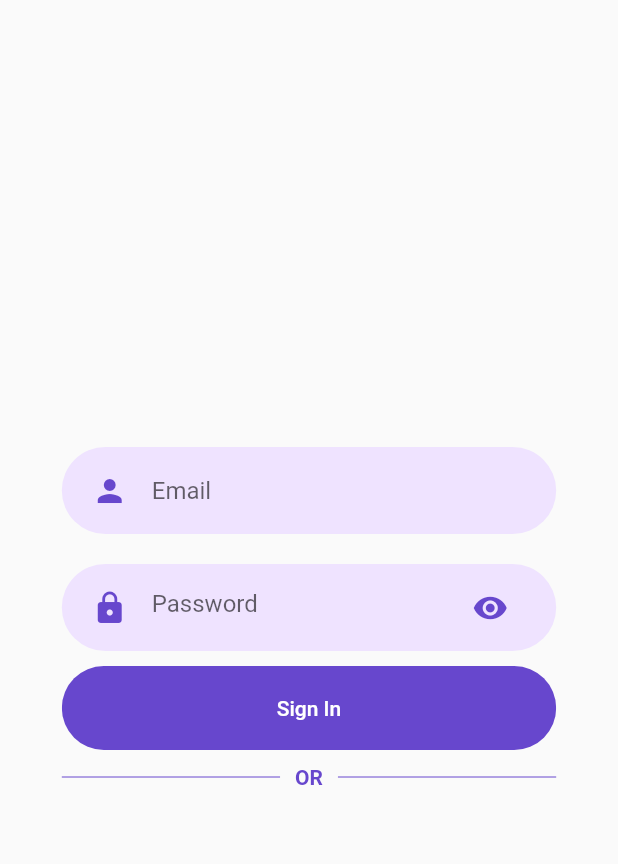
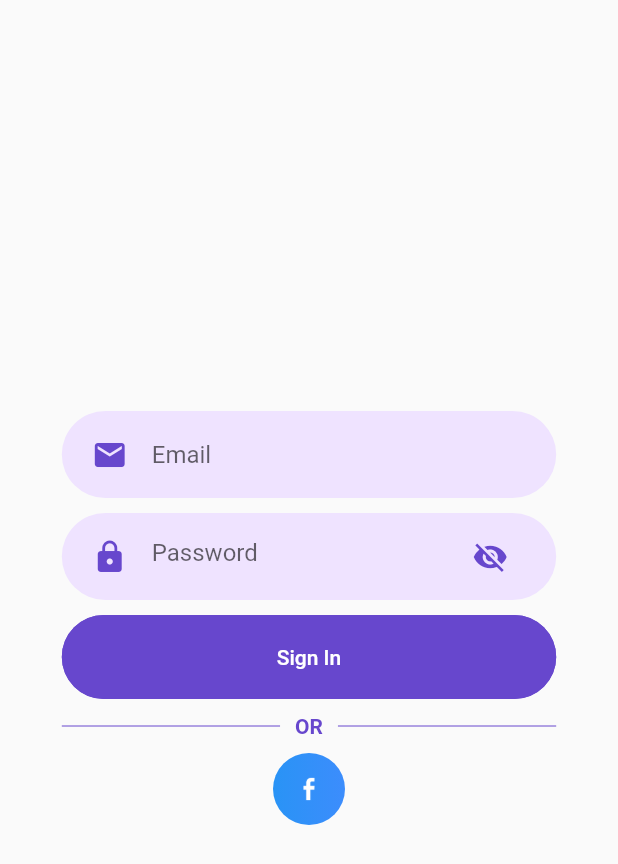
Before and after one commit to TrinhXuanTam/jaw-harp-tutoring, a Flutter app: the screen it shows after launch, on a phone screen of 412 x 824 dp. Shown: the top 864 px of the screen. Run offline on Flutter 3.47's test engine with Material 2 defaults, Android fonts, the phone set to English and light mode, and no system bars; our stand-ins replace bloc, equatable, firebase_auth, firebase_core, flutter_bloc, get_it and 1 more; missing offline and left inert: optional; accounts and stored records are empty.

Commit message:
added social auth buttons

```diff
--- a/lib/core/BLoCs/hide_field_input/hide_field_input_bloc.dart
+++ b/lib/core/BLoCs/hide_field_input/hide_field_input_bloc.dart
@@ -7,6 +7,7 @@ part 'hide_field_input_event.dart';
 
 part 'hide_field_input_state.dart';
 
+/// Show or hide input field text
 class HideFieldInputBloc
     extends Bloc<HideFieldInputEvent, HideFieldInputState> {
   HideFieldInputBloc() : super(InputHiddenState());
--- a/lib/core/utils/constants.dart
+++ b/lib/core/utils/constants.dart
@@ -1,7 +1,7 @@
 import 'dart:ui';
 
 // Settings
-const String LOGO_LOCATION = 'assets/images/logo.svg';
+const String LOGO_LOCATION = 'assets/images/logo.png';
 const String APP_TITLE = "Jew\'s Harp";
 const int SPLASH_SCREEN_DURATION = 4;
 
@@ -9,3 +9,6 @@ const int SPLASH_SCREEN_DURATION = 4;
 const Color BASE_COLOR = Color.fromRGBO(103, 71, 205, 1);
 const Color BASE_COLOR_LIGHT = Color.fromRGBO(147, 96, 249, 1);
 const Color BASE_COLOR_VERY_LIGHT = Color.fromRGBO(239, 227, 255, 1);
+
+// Icons
+const String FACEBOOK_ICON_LOCATION = 'assets/images/facebook.png';
--- a/lib/core/widgets/rounded_button.dart
+++ b/lib/core/widgets/rounded_button.dart
@@ -4,7 +4,7 @@ import 'package:jews_harp/core/utils/constants.dart';
 class RoundedButton extends StatelessWidget {
   final String text;
   final Function onPressed;
-  final Color color, textColor;
+  final Color color, textColor, borderColor;
 
   const RoundedButton({
     Key key,
@@ -12,6 +12,7 @@ class RoundedButton extends StatelessWidget {
     @required this.onPressed,
     this.color = BASE_COLOR,
     this.textColor = Colors.white,
+    this.borderColor = BASE_COLOR,
   }) : super(key: key);
 
   @override
@@ -20,9 +21,11 @@ class RoundedButton extends StatelessWidget {
 
     return Container(
       width: size.width * 0.8,
-      child: ClipRRect(
+      child: FlatButton(
+        shape: RoundedRectangleBorder(
           borderRadius: BorderRadius.circular(29),
-        child: FlatButton(
+          side: BorderSide(color: this.borderColor),
+        ),
         padding: EdgeInsets.symmetric(vertical: 20, horizontal: 40),
         color: this.color,
         onPressed: this.onPressed,
@@ -31,7 +34,6 @@ class RoundedButton extends StatelessWidget {
           style: TextStyle(color: this.textColor),
         ),
       ),
-      ),
     );
   }
 }
--- a/lib/core/widgets/rounded_input_field_container.dart
+++ b/lib/core/widgets/rounded_input_field_container.dart
@@ -18,7 +18,6 @@ class RoundedInputField extends StatelessWidget {
     final Size size = MediaQuery.of(context).size;
 
     return Container(
-      margin: EdgeInsets.symmetric(vertical: 10),
       padding: EdgeInsets.symmetric(horizontal: 20, vertical: 5),
       width: size.width * 0.8,
       decoration: BoxDecoration(
--- a/lib/core/widgets/rounded_password_field.dart
+++ b/lib/core/widgets/rounded_password_field.dart
@@ -8,12 +8,14 @@ class RoundedPasswordField extends StatelessWidget {
   final String placeholderText;
   final Color color;
   final Color iconColor;
+  final TextEditingController controller;
 
   const RoundedPasswordField({
     Key key,
     this.placeholderText = "",
     this.color = BASE_COLOR_VERY_LIGHT,
     this.iconColor = BASE_COLOR,
+    this.controller,
   }) : super(key: key);
 
   @override
@@ -25,6 +27,7 @@ class RoundedPasswordField extends StatelessWidget {
         child: BlocBuilder<HideFieldInputBloc, HideFieldInputState>(
           builder: (ctx, state) {
             return TextField(
+              controller: this.controller,
               obscureText: state is InputHiddenState,
               decoration: InputDecoration(
                 icon: Icon(
@@ -33,7 +36,9 @@ class RoundedPasswordField extends StatelessWidget {
                 ),
                 suffixIcon: IconButton(
                   icon: Icon(
-                    Icons.visibility,
+                    state is InputHiddenState
+                        ? Icons.visibility_off
+                        : Icons.visibility,
                     color: this.iconColor,
                   ),
                   onPressed: () {
--- a/lib/core/widgets/rounded_text_field.dart
+++ b/lib/core/widgets/rounded_text_field.dart
@@ -7,6 +7,7 @@ class RoundedTextField extends StatelessWidget {
   final IconData icon;
   final Color color;
   final Color iconColor;
+  final TextEditingController controller;
 
   const RoundedTextField({
     Key key,
@@ -14,6 +15,7 @@ class RoundedTextField extends StatelessWidget {
     @required this.icon,
     this.color = BASE_COLOR_VERY_LIGHT,
     this.iconColor = BASE_COLOR,
+    this.controller,
   }) : super(key: key);
 
   @override
@@ -21,6 +23,7 @@ class RoundedTextField extends StatelessWidget {
     return RoundedInputField(
       color: this.color,
       child: TextField(
+        controller: this.controller,
         decoration: InputDecoration(
           icon: Icon(
             this.icon,
--- a/lib/features/auth/presentation/BLoCs/login_screen_redirect/auth_bloc.dart
+++ b/lib/features/auth/presentation/BLoCs/login_screen_redirect/auth_bloc.dart
@@ -1,15 +1,13 @@
 import 'dart:async';
 
 import 'package:bloc/bloc.dart';
-import 'package:equatable/equatable.dart';
-import 'package:injectable/injectable.dart';
 import 'package:jews_harp/features/auth/domain/use_cases/offline_authentication.dart';
+import 'package:meta/meta.dart';
 
 part 'auth_event.dart';
 
 part 'auth_state.dart';
 
-@injectable
 class AuthBloc extends Bloc<AuthEvent, AuthState> {
   final OfflineAuthentication _offlineAuth;
 
@@ -27,6 +25,10 @@ class AuthBloc extends Bloc<AuthEvent, AuthState> {
         yield UnauthenticatedState();
       else
         yield AuthenticatedState();
+    } else if (event is EmailAuthenticationEvent) {
+      print(event.email);
+      print(event.password);
+      yield AuthenticatedState();
     }
   }
 }
--- a/lib/features/auth/presentation/BLoCs/login_screen_redirect/auth_event.dart
+++ b/lib/features/auth/presentation/BLoCs/login_screen_redirect/auth_event.dart
@@ -1,11 +1,15 @@
 part of 'auth_bloc.dart';
 
-abstract class AuthEvent extends Equatable {
-  const AuthEvent();
-}
+@immutable
+abstract class AuthEvent {}
 
 /// Indicates that splash screen has been displayed
-class SplashScreenDisplayedEvent extends AuthEvent {
-  @override
-  List<Object> get props => [];
+class SplashScreenDisplayedEvent extends AuthEvent {}
+
+/// Indicates that user tries to sign in with email.
+class EmailAuthenticationEvent extends AuthEvent {
+  final String email;
+  final String password;
+
+  EmailAuthenticationEvent(this.email, this.password);
 }
--- a/lib/features/auth/presentation/BLoCs/login_screen_redirect/auth_state.dart
+++ b/lib/features/auth/presentation/BLoCs/login_screen_redirect/auth_state.dart
@@ -1,23 +1,13 @@
 part of 'auth_bloc.dart';
 
-abstract class AuthState extends Equatable {
-  const AuthState();
-}
+@immutable
+abstract class AuthState {}
 
 /// Initial state.
-class AuthInitialState extends AuthState {
-  @override
-  List<Object> get props => [];
-}
+class AuthInitialState extends AuthState {}
 
 /// User is unauthenticated state.
-class UnauthenticatedState extends AuthState {
-  @override
-  List<Object> get props => [];
-}
+class UnauthenticatedState extends AuthState {}
 
 /// User is authenticated state.
-class AuthenticatedState extends AuthState {
-  @override
-  List<Object> get props => [];
-}
+class AuthenticatedState extends AuthState {}
--- a/lib/features/auth/presentation/screens/authentication_screen.dart
+++ b/lib/features/auth/presentation/screens/authentication_screen.dart
@@ -1,8 +1,8 @@
 import 'package:flutter/material.dart';
-import 'package:jews_harp/core/widgets/rounded_button.dart';
-import 'package:jews_harp/core/widgets/rounded_password_field.dart';
-import 'package:jews_harp/core/widgets/rounded_text_field.dart';
+import 'package:jews_harp/core/utils/constants.dart';
+import 'package:jews_harp/features/auth/presentation/widgets/email_authentication_form.dart';
 import 'package:jews_harp/features/auth/presentation/widgets/text_divider.dart';
+import 'package:jews_harp/features/auth/presentation/widgets/third_party_authentication.dart';
 
 class AuthenticationScreen extends StatelessWidget {
   @override
@@ -19,18 +19,9 @@ class AuthenticationScreen extends StatelessWidget {
             Column(
               mainAxisAlignment: MainAxisAlignment.center,
               children: [
-                RoundedTextField(
-                  icon: Icons.person,
-                  placeholderText: "Email",
-                ),
-                RoundedPasswordField(
-                  placeholderText: "Password",
-                ),
-                RoundedButton(
-                  text: "Sign In",
-                  onPressed: () {},
-                ),
+                EmailAuthenticationForm(),
                 TextDivider(text: "OR"),
+                ThirdPartyAuthOptions(),
               ],
             )
           ],
--- a/lib/features/auth/presentation/screens/splash_screen.dart
+++ b/lib/features/auth/presentation/screens/splash_screen.dart
@@ -1,12 +1,11 @@
 import 'package:flutter/material.dart';
-import 'package:flutter/painting.dart';
-import 'package:flutter_svg/flutter_svg.dart';
-
 import 'package:jews_harp/core/utils/constants.dart';
 
 class SplashScreen extends StatelessWidget {
   @override
   Widget build(BuildContext context) {
+    final Size size = MediaQuery.of(context).size;
+
     return Container(
       decoration: BoxDecoration(
         // render linear gradient background
@@ -21,11 +20,11 @@ class SplashScreen extends StatelessWidget {
       ),
       child: Center(
         // render logo picture
-        child: SvgPicture.asset(
+        child: Image.asset(
           LOGO_LOCATION,
           color: Colors.white,
           alignment: Alignment.center,
-          width: MediaQuery.of(context).size.width * 0.25,
+          width: size.width * 0.5,
         ),
       ),
     );
--- /dev/null
+++ b/lib/features/auth/presentation/widgets/email_authentication_form.dart
@@ -0,0 +1,47 @@
+import 'package:flutter/cupertino.dart';
+import 'package:flutter/material.dart';
+import 'package:flutter_bloc/flutter_bloc.dart';
+import 'package:jews_harp/core/widgets/rounded_button.dart';
+import 'package:jews_harp/core/widgets/rounded_password_field.dart';
+import 'package:jews_harp/core/widgets/rounded_text_field.dart';
+import 'package:jews_harp/features/auth/presentation/BLoCs/login_screen_redirect/auth_bloc.dart';
+
+class EmailAuthenticationForm extends StatefulWidget {
+  @override
+  _EmailAuthenticationFormState createState() => _EmailAuthenticationFormState();
+}
+
+class _EmailAuthenticationFormState extends State<EmailAuthenticationForm> {
+  final emailController = TextEditingController();
+  final passwordController = TextEditingController();
+
+  @override
+  Widget build(BuildContext context) {
+    return Column(
+      children: [
+        RoundedTextField(
+          icon: Icons.mail,
+          placeholderText: "Email",
+          controller: emailController,
+        ),
+        SizedBox(height: 10),
+        RoundedPasswordField(
+          placeholderText: "Password",
+          controller: passwordController,
+        ),
+        SizedBox(height: 10),
+        RoundedButton(
+          text: "Sign In",
+          onPressed: () {
+            BlocProvider.of<AuthBloc>(context).add(
+              EmailAuthenticationEvent(
+                emailController.text,
+                passwordController.text,
+              ),
+            );
+          },
+        ),
+      ],
+    );
+  }
+}
--- /dev/null
+++ b/lib/features/auth/presentation/widgets/third_party_auth_button.dart
@@ -0,0 +1,31 @@
+import 'package:flutter/material.dart';
+
+class ThirdPartyAuthButton extends StatelessWidget {
+  final Function onPressed;
+  final List<Color> colors;
+  final Widget icon;
+
+  const ThirdPartyAuthButton({
+    @required this.icon,
+    @required this.colors,
+    @required this.onPressed,
+  });
+
+  @override
+  Widget build(BuildContext context) {
+    return Container(
+      decoration: BoxDecoration(
+        shape: BoxShape.circle,
+        gradient: LinearGradient(
+          colors: this.colors,
+          tileMode: TileMode.clamp,
+        ),
+      ),
+      child: RawMaterialButton(
+        shape: CircleBorder(),
+        onPressed: this.onPressed,
+        child: this.icon,
+      ),
+    );
+  }
+}
--- /dev/null
+++ b/lib/features/auth/presentation/widgets/third_party_authentication.dart
@@ -0,0 +1,22 @@
+import 'package:flutter/material.dart';
+import 'package:jews_harp/core/utils/constants.dart';
+import 'package:jews_harp/features/auth/presentation/widgets/third_party_auth_button.dart';
+
+class ThirdPartyAuthOptions extends StatelessWidget {
+  @override
+  Widget build(BuildContext context) {
+    return Row(
+      mainAxisAlignment: MainAxisAlignment.center,
+      children: [
+        ThirdPartyAuthButton(
+          icon: ImageIcon(
+            AssetImage(FACEBOOK_ICON_LOCATION),
+            color: Colors.white,
+          ),
+          colors: [Colors.blue, Colors.blueAccent],
+          onPressed: () {},
+        ),
+      ],
+    );
+  }
+}
--- a/lib/main.dart
+++ b/lib/main.dart
@@ -1,7 +1,7 @@
 import 'package:firebase_core/firebase_core.dart';
 import 'package:flutter/material.dart';
-import 'package:jews_harp/core/widgets/entry_point.dart';
 import 'core/dependency_injection/service_locator.dart';
+import 'features/auth/presentation/widgets/entry_point.dart';
 
 /// Driver function
 Future<void> main() async {
--- a/pubspec.yaml
+++ b/pubspec.yaml
@@ -26,8 +26,6 @@ dependencies:
   # Firebase
   firebase_core: ^0.5.2
   firebase_auth: ^0.18.3
-  # SVG pictures
-  flutter_svg: ^0.19.1
   # Business logic components
   flutter_bloc: ^6.1.1
   # Optional data type
@@ -38,7 +36,6 @@ dependencies:
   get_it: ^5.0.1
   # Object value comparison
   equatable: ^1.2.5
-
   # The following adds the Cupertino Icons font to your application.
   # Use with the CupertinoIcons class for iOS style icons.
   cupertino_icons: ^1.0.0
```
Also changed, not shown: assets/images/facebook.png (added), assets/images/logo.png (added), assets/images/logo.svg (deleted), lib/features/auth/presentation/widgets/entry_point.dart (renamed from lib/core/widgets/entry_point.dart). Lines whose indentation alone changed are shown as unchanged.
